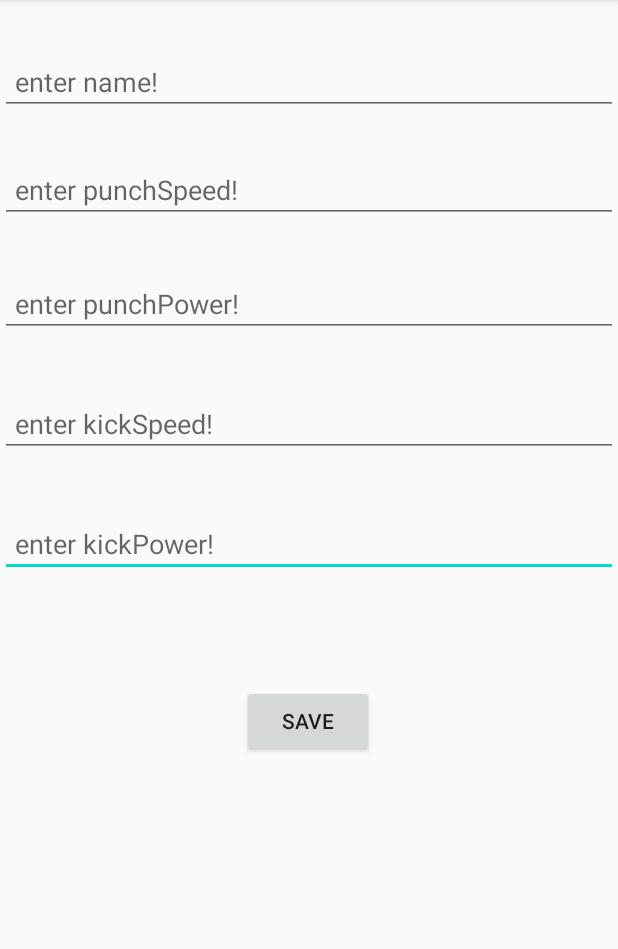
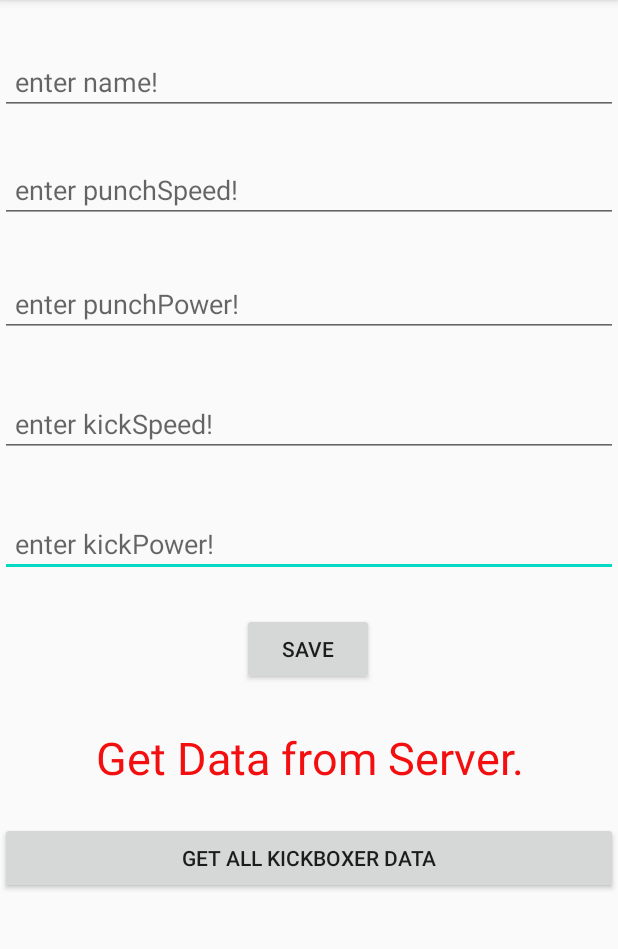
Before and after one commit to khushaboopandey/Instragram, an Android app: the screen it shows after launch (SignUp), on a phone screen of 412 x 824 dp, the part 84-1033 px from its top. Run offline under Robolectric (Android 15) with nearby library versions, the phone set to English and light mode, and no system bars; libraries missing offline, so code that uses them is left out: com.parse, com.shashank.sony; 1 statement that could not run was skipped.

Commit message:
Get Data From Parse Server.

```diff
--- a/app/src/main/java/com/example/instragram/SignUp.java
+++ b/app/src/main/java/com/example/instragram/SignUp.java
@@ -6,16 +6,24 @@ import android.os.Bundle;
 import android.view.View;
 import android.widget.Button;
 import android.widget.EditText;
+import android.widget.TextView;
 import android.widget.Toast;
 
+import com.parse.FindCallback;
+import com.parse.GetCallback;
 import com.parse.ParseException;
 import com.parse.ParseObject;
+import com.parse.ParseQuery;
 import com.parse.SaveCallback;
 import com.shashank.sony.fancytoastlib.FancyToast;
 
+import java.util.List;
+
 public class SignUp extends AppCompatActivity {
     private EditText Name, PunchSpeed, PunchPower, KickSpeed, KickPower;
-    private Button Save;
+    private Button Save, getAllData;
+    private TextView txtgetData;
+    private String allKickBoxer;
 
     @Override
     protected void onCreate(Bundle savedInstanceState) {
@@ -27,6 +35,26 @@ public class SignUp extends AppCompatActivity {
         KickSpeed = findViewById(R.id.edtKickSpeed);
         KickPower = findViewById(R.id.edtKickPower);
         Save = findViewById(R.id.btnSave);
+        txtgetData = findViewById(R.id.txtgetData);
+        getAllData = findViewById(R.id.getAllData);
+
+
+        txtgetData.setOnClickListener(new View.OnClickListener() {
+            @Override
+            public void onClick(View v) {
+                ParseQuery<ParseObject> parseQuery = ParseQuery.getQuery("KickBoxer");
+                parseQuery.getInBackground("1BhiohbXqj", new GetCallback<ParseObject>() {
+                    @Override
+                    public void done(ParseObject object, ParseException e) {
+                        if (object != null && e == null) {
+                            txtgetData.setText(object.get("name") + " - " + "Punch Speed :" + object.get("punchspeed") + "");
+
+                        }
+                    }
+                });
+            }
+        });
+
 
         Save.setOnClickListener(new View.OnClickListener() {
             @Override
@@ -36,7 +64,7 @@ public class SignUp extends AppCompatActivity {
 
                     final ParseObject kickboxer = new ParseObject("KickBoxer");
                     kickboxer.put("name", Name.getText().toString());
-                    kickboxer.put("punchspeed",PunchSpeed.getText().toString());
+                    kickboxer.put("punchspeed", PunchSpeed.getText().toString());
                     kickboxer.put("punchPower", PunchPower.getText().toString());
                     kickboxer.put("kickSpeed", KickSpeed.getText().toString());
                     kickboxer.put("kickPower", KickPower.getText().toString());
@@ -60,6 +88,32 @@ public class SignUp extends AppCompatActivity {
 
             }
         });
+        getAllData.setOnClickListener(new View.OnClickListener() {
+            @Override
+            public void onClick(View v) {
+                allKickBoxer = "";
+                ParseQuery<ParseObject> queryAll = ParseQuery.getQuery("KickBoxer");
+                queryAll.findInBackground(new FindCallback<ParseObject>() {
+                    @Override
+                    public void done(List<ParseObject> objects, ParseException e) {
+                      if (e == null){
+
+                          if (objects.size() > 0){
+                                  for (ParseObject kickBoxer : objects){
+                                      allKickBoxer = allKickBoxer + kickBoxer.get("name") + "\n";
+                                  }
+
+                              FancyToast.makeText(SignUp.this,allKickBoxer, FancyToast.LENGTH_LONG, FancyToast.SUCCESS, true).show();
+                          }else {
+                              FancyToast.makeText(SignUp.this, e.getMessage(), FancyToast.LENGTH_LONG, FancyToast.ERROR, true).show();
+
+                          }
+                      }
+                    }
+                });
+
+            }
+        });
 
 
     }
--- a/app/src/main/res/layout/activity_sign_up.xml
+++ b/app/src/main/res/layout/activity_sign_up.xml
@@ -80,11 +80,36 @@
         android:id="@+id/btnSave"
         android:layout_width="wrap_content"
         android:layout_height="wrap_content"
-        android:layout_marginTop="152dp"
+        android:layout_marginTop="104dp"
         android:text="save"
         app:layout_constraintEnd_toEndOf="parent"
         app:layout_constraintHorizontal_bias="0.498"
         app:layout_constraintStart_toStartOf="parent"
         app:layout_constraintTop_toBottomOf="@+id/edtKickSpeed" />
 
+    <TextView
+        android:id="@+id/txtgetData"
+        android:layout_width="0dp"
+        android:layout_height="43dp"
+        android:layout_marginTop="28dp"
+        android:text="Get Data from Server."
+        android:textAlignment="center"
+        android:textColor="#F30F0F"
+        android:textSize="30sp"
+        app:layout_constraintEnd_toEndOf="parent"
+        app:layout_constraintHorizontal_bias="0.0"
+        app:layout_constraintStart_toStartOf="parent"
+        app:layout_constraintTop_toBottomOf="@+id/btnSave" />
+
+    <Button
+        android:id="@+id/getAllData"
+        android:layout_width="0dp"
+        android:layout_height="wrap_content"
+        android:layout_marginTop="20dp"
+        android:text="Get All KickBoxer Data"
+        app:layout_constraintEnd_toEndOf="parent"
+        app:layout_constraintHorizontal_bias="0.498"
+        app:layout_constraintStart_toStartOf="parent"
+        app:layout_constraintTop_toBottomOf="@+id/txtgetData" />
+
 </androidx.constraintlayout.widget.ConstraintLayout>
```
